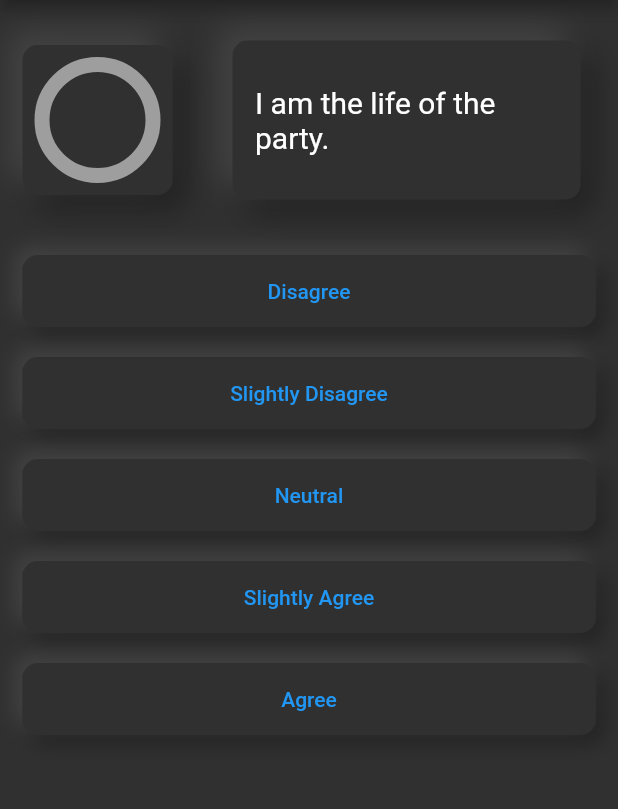
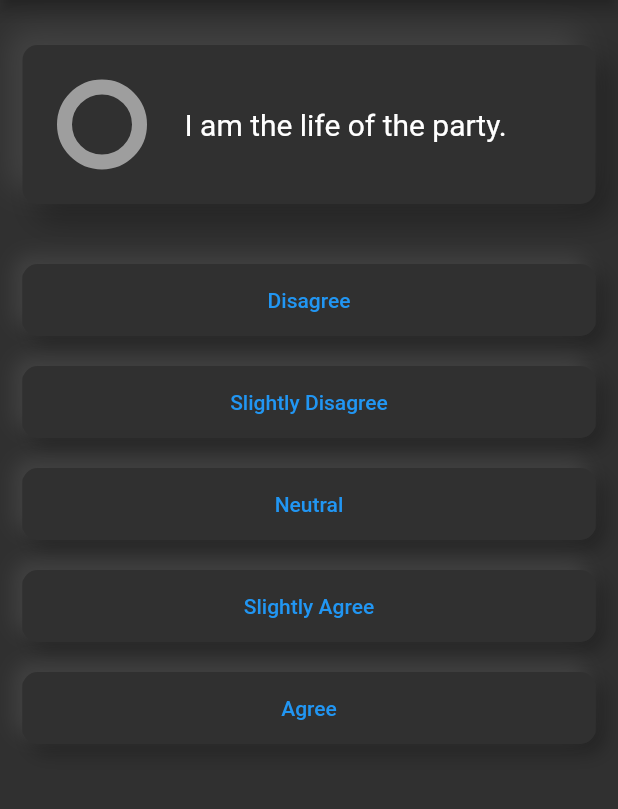
Before and after one commit to RubberBullets/Big-5-Personality-Quiz, a Flutter app: the screen it shows after launch, on a phone screen of 412 x 824 dp, the part 84-893 px from its top. Run offline on Flutter 3.47's test engine with Material 2 defaults, Android fonts, the light colour scheme and no system bars.

Commit message:
further file splitting and refactoring

```diff
--- a/lib/main.dart
+++ b/lib/main.dart
@@ -90,13 +90,21 @@ class MyBiGFiveQuizAppState extends State<MyBiGFiveQuizApp> {
             title: Text('BIG 5 Personality Quiz'),
           ),
           body: questionIndex < questions.length
-              ? Quiz(
-                  questionIndex: questionIndex,
-                  d: nextQuestionD,
-                  sd: nextQuestionSD,
-                  n: nextQuestionN,
-                  sa: nextQuestionSA,
-                  a: nextQuestionA, )
+              ? SingleChildScrollView(
+                scrollDirection: Axis.vertical,
+                child: Column(
+                  children: <Widget>[
+                    Quiz(
+                        questionIndex: questionIndex,
+                        d: nextQuestionD,
+                        sd: nextQuestionSD,
+                        n: nextQuestionN,
+                        sa: nextQuestionSA,
+                        a: nextQuestionA, ),
+
+                  ],
+                ),
+              )
               : Results(restartQuiz: resetQuiz),
         ));
   }
--- a/lib/quiz.dart
+++ b/lib/quiz.dart
@@ -22,8 +22,7 @@ class Quiz extends StatelessWidget {
     return Center(
                   child: Column(
                     children: <Widget>[
-                      Row(
-                        children: <Widget>[
+
                           Container(
                             //color: Colors.grey[600],
                             decoration: BoxDecoration(
@@ -42,8 +41,8 @@ class Quiz extends StatelessWidget {
                                     blurRadius: 16.5,
                                   )
                                 ]),
-                            width: 100,
-                            height: 100,
+                            width: double.maxFinite,
+                            //height: 100,
                             padding: EdgeInsets.fromLTRB(13, 13, 13, 13),
                             margin: EdgeInsets.fromLTRB(15, 30, 15, 30),
                             //child: Container(
@@ -68,6 +67,13 @@ class Quiz extends StatelessWidget {
                             //      ),
                             //    ],
                             //  ),
+                            child: Row(
+
+                              children: <Widget>[
+                                Container(
+                                  height: 50,
+                                  width: 50,
+                                  margin: EdgeInsets.fromLTRB(15, 15, 30, 15),
                                   child: CircularProgressIndicator(
                                     value: currentProgress(
                                         questionIndex, questions.length),
@@ -77,10 +83,9 @@ class Quiz extends StatelessWidget {
                                     valueColor:
                                         AlwaysStoppedAnimation<Color>(Colors.blue),
                                   ),
-                            //),
                                 ),
                                 Expanded(
-                            child: Container(
+                                  flex: 1,
                             child: Text(
                               questions[questionIndex]['question text'],
                               style: TextStyle(
@@ -88,28 +93,13 @@ class Quiz extends StatelessWidget {
                                 fontSize: 20,
                               ),
                             ),
-                              padding: EdgeInsets.fromLTRB(15, 30, 15, 30),
-                              margin: EdgeInsets.fromLTRB(25, 25, 25, 25),
-                              decoration: BoxDecoration(
-                                  borderRadius:
-                                      BorderRadius.all(Radius.circular(10)),
-                                  color: Colors.grey[850],
-                                  boxShadow: [
-                                    BoxShadow(
-                                      color: Colors.grey[900],
-                                      offset: new Offset(9.5, 9.5),
-                                      blurRadius: 16.5,
-                                    ),
-                                    BoxShadow(
-                                      color: Colors.grey[800],
-                                      offset: new Offset(-9.5, -9.5),
-                                      blurRadius: 16.5,
-                                    )
-                                  ]),
-                            ),
                           ),
                               ],
                             ),
+                            //),
+                          //),
+                          ),
+
                       //Container(
                       //  child: Text(
                       //    questions[questionIndex]['question text'],
```
Lines whose indentation alone changed are shown as unchanged.
